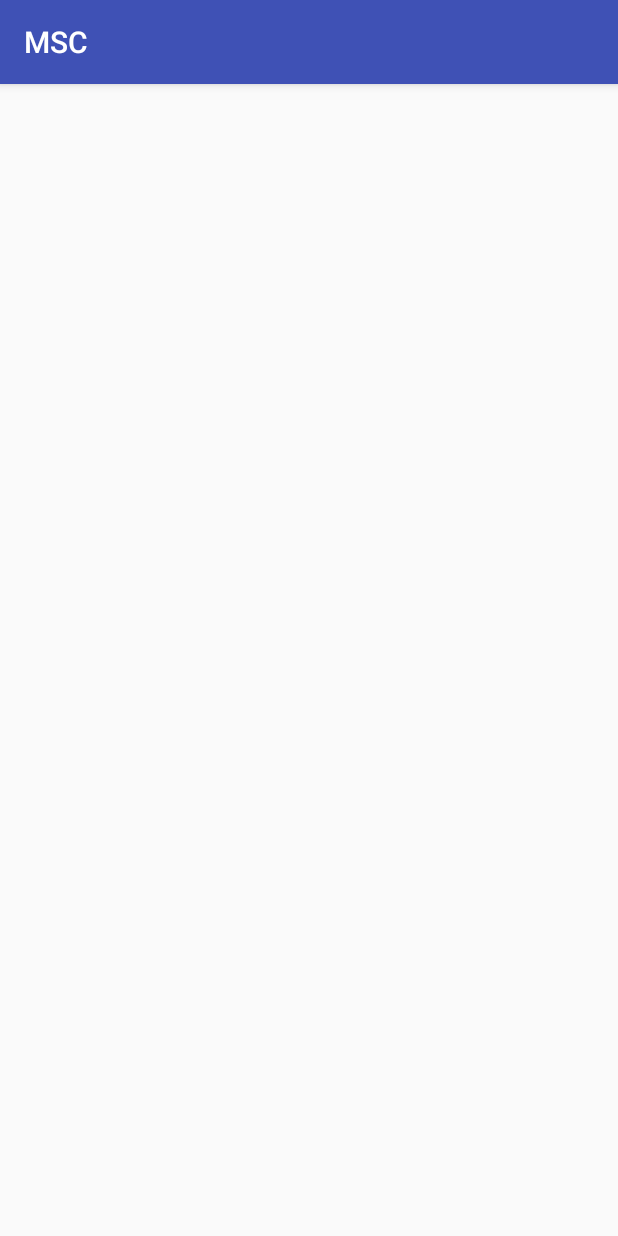
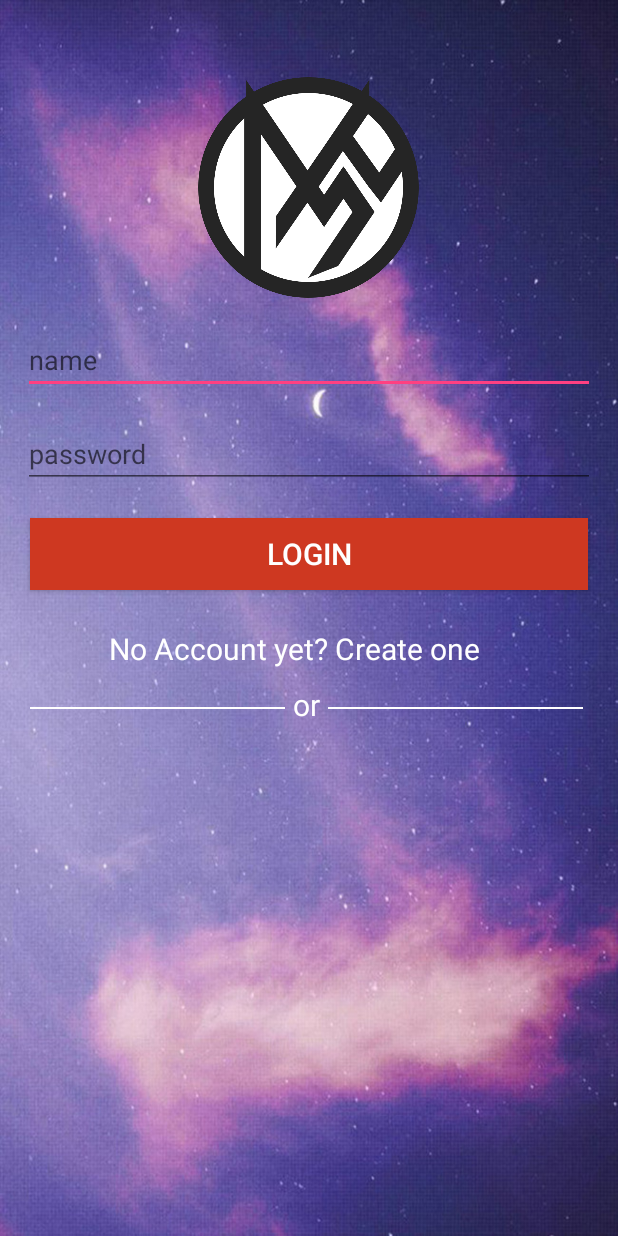
Before and after one commit to QuocTuan1998/MSC, an Android app: the LoginActivity screen opened directly, with no data from a screen before it, on a phone screen of 412 x 824 dp. Run offline under Robolectric (Android 15) with nearby library versions, the phone set to English and light mode, and no system bars.

Commit message:
design layout login

```diff
--- a/app/src/main/res/layout/activity_home.xml
+++ b/app/src/main/res/layout/activity_home.xml
@@ -1,9 +1,12 @@
 <?xml version="1.0" encoding="utf-8"?>
-<android.support.constraint.ConstraintLayout xmlns:android="http://schemas.android.com/apk/res/android"
+<RelativeLayout xmlns:android="http://schemas.android.com/apk/res/android"
     xmlns:app="http://schemas.android.com/apk/res-auto"
     xmlns:tools="http://schemas.android.com/tools"
     android:layout_width="match_parent"
     android:layout_height="match_parent"
+    android:background="@drawable/bg"
     tools:context="com.example.quoctuan.msc.view.HomeActivity">
 
-</android.support.constraint.ConstraintLayout>
+
+
+</RelativeLayout>
--- a/app/src/main/res/layout/activity_login.xml
+++ b/app/src/main/res/layout/activity_login.xml
@@ -4,6 +4,82 @@
     xmlns:tools="http://schemas.android.com/tools"
     android:layout_width="match_parent"
     android:layout_height="match_parent"
+    android:orientation="vertical"
+    android:background="@drawable/bg"
     tools:context="com.example.quoctuan.msc.view.LoginActivity">
 
+    <ImageView
+        android:layout_gravity="center"
+        android:layout_marginTop="50dp"
+        android:src="@drawable/login_logo"
+        android:layout_width="150dp"
+        android:layout_height="150dp" />
+    <EditText
+        android:id="@+id/edit_name"
+        android:hint="@string/name"
+        android:layout_marginLeft="15dp"
+        android:layout_marginTop="17dp"
+        android:layout_marginRight="15dp"
+        android:textColor="@android:color/white"
+        android:layout_width="match_parent"
+        android:layout_height="wrap_content" />
+    <EditText
+        android:id="@+id/edit_pass"
+        android:hint="@string/pass"
+        android:layout_marginLeft="15dp"
+        android:layout_marginTop="17dp"
+        android:layout_marginRight="15dp"
+        android:textColor="@android:color/white"
+        android:layout_width="match_parent"
+        android:layout_height="wrap_content" />
+
+    <Button
+        android:id="@+id/btn_sign_in"
+        android:padding="10dp"
+        android:background="#ce3821"
+        android:textSize="20sp"
+        android:textColor="@android:color/white"
+        android:layout_marginLeft="20dp"
+        android:layout_marginRight="20dp"
+        android:layout_marginTop="20dp"
+        android:text="@string/dang_nhap"
+        android:layout_width="match_parent"
+        android:layout_height="wrap_content" />
+        <TextView
+            android:id="@+id/txt_sign_up"
+            android:textAlignment="center"
+            android:text="@string/tao_tai_khoan"
+            android:layout_marginRight="19dp"
+            android:layout_marginTop="25dp"
+            android:layout_marginBottom="10dp"
+            android:textSize="20sp"
+            android:textColor="@android:color/white"
+            android:layout_width="match_parent"
+            android:layout_height="wrap_content" />
+    <LinearLayout
+        android:orientation="horizontal"
+        android:layout_width="match_parent"
+        android:layout_marginLeft="20dp"
+        android:layout_marginRight="20dp"
+        android:layout_height="wrap_content">
+        <View
+            android:layout_marginTop="15dp"
+            android:background="#fff"
+            android:layout_width="170dp"
+            android:layout_height="1dp"/>
+        <TextView
+            android:textColor="@android:color/white"
+            android:text="or"
+            android:textSize="20sp"
+            android:layout_marginLeft="5dp"
+            android:layout_marginRight="5dp"
+            android:layout_width="wrap_content"
+            android:layout_height="wrap_content" />
+        <View
+            android:layout_marginTop="15dp"
+            android:background="#fff"
+            android:layout_width="170dp"
+            android:layout_height="1dp"/>
+    </LinearLayout>
+
 </LinearLayout>
--- a/app/src/main/res/values/strings.xml
+++ b/app/src/main/res/values/strings.xml
@@ -1,3 +1,7 @@
 <resources>
     <string name="app_name">MSC</string>
+    <string name="tao_tai_khoan">No Account yet? Create one</string>
+    <string name="dang_nhap">Login</string>
+    <string name="name">name</string>
+    <string name="pass">password</string>
 </resources>
--- a/app/src/main/res/values/styles.xml
+++ b/app/src/main/res/values/styles.xml
@@ -1,7 +1,7 @@
 <resources>
 
     <!-- Base application theme. -->
-    <style name="AppTheme" parent="Theme.AppCompat.Light.DarkActionBar">
+    <style name="AppTheme" parent="Theme.AppCompat.Light.NoActionBar">
         <!-- Customize your theme here. -->
         <item name="colorPrimary">@color/colorPrimary</item>
         <item name="colorPrimaryDark">@color/colorPrimaryDark</item>
```
Also changed, not shown: app/src/main/res/drawable/bg.jpg (added), app/src/main/res/drawable/login_background.jpg (added), app/src/main/res/drawable/login_logo.png (added).
